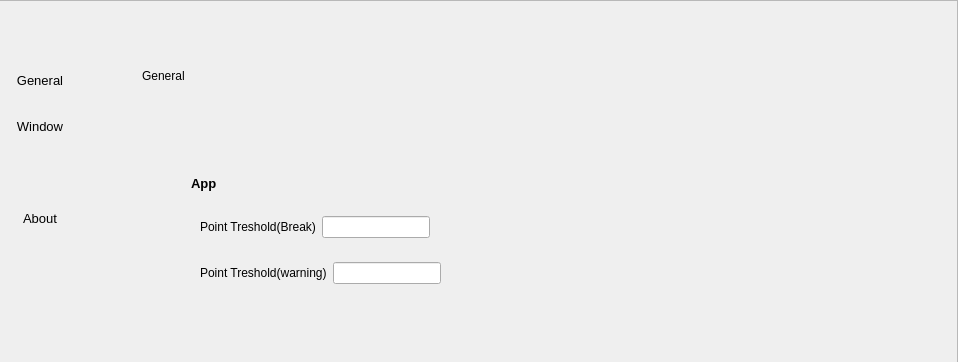
Qt form UI/main/main.ui (0CottonBuds/PyTrack) before a commit; both pictures show x 102 to 1060 and y 0 to 362 of the 1060 by 677 pixel window.
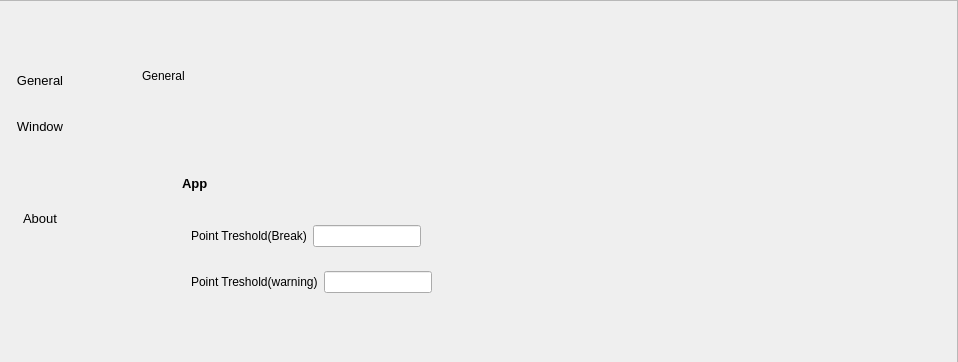
The same form after that commit. The open tabs and pages were chosen to show the change. Icons and pictures are not drawn.

Commit message: Updated main UI to use Qwidgets insted of Qframes

```diff
--- a/UI/main/main.ui
+++ b/UI/main/main.ui
@@ -532,13 +532,7 @@
              </widget>
             </item>
             <item>
-             <widget class="QFrame" name="body_container_2">
-              <property name="frameShape">
-               <enum>QFrame::NoFrame</enum>
-              </property>
-              <property name="frameShadow">
-               <enum>QFrame::Plain</enum>
-              </property>
+             <widget class="QWidget" name="body_container_2" native="true">
               <layout class="QHBoxLayout" name="horizontalLayout_3">
                <property name="spacing">
                 <number>0</number>
@@ -1397,19 +1391,13 @@
                     </widget>
                    </item>
                    <item>
-                    <widget class="QFrame" name="page_settings_stacked_widget_container">
+                    <widget class="QWidget" name="page_settings_stacked_widget_container" native="true">
                      <property name="sizePolicy">
                       <sizepolicy hsizetype="Ignored" vsizetype="Ignored">
                        <horstretch>0</horstretch>
                        <verstretch>0</verstretch>
                       </sizepolicy>
                      </property>
-                     <property name="frameShape">
-                      <enum>QFrame::NoFrame</enum>
-                     </property>
-                     <property name="frameShadow">
-                      <enum>QFrame::Raised</enum>
-                     </property>
                      <layout class="QHBoxLayout" name="horizontalLayout_14">
                       <item>
                        <widget class="QStackedWidget" name="page_settings_stacked_widget">
@@ -1419,7 +1407,7 @@
                         <widget class="QWidget" name="page_settings_stacked_widget_page_general">
                          <layout class="QVBoxLayout" name="verticalLayout_9">
                           <item>
-                           <widget class="QFrame" name="page_general_header">
+                           <widget class="QWidget" name="page_general_header" native="true">
                             <property name="minimumSize">
                              <size>
                               <width>0</width>
@@ -1432,12 +1420,6 @@
                               <height>80</height>
                              </size>
                             </property>
-                            <property name="frameShape">
-                             <enum>QFrame::NoFrame</enum>
-                            </property>
-                            <property name="frameShadow">
-                             <enum>QFrame::Raised</enum>
-                            </property>
                             <widget class="QLabel" name="label_2">
                              <property name="geometry">
                               <rect>
@@ -1457,14 +1439,8 @@
                            </widget>
                           </item>
                           <item>
-                           <widget class="QFrame" name="page_general_footer">
-                            <property name="frameShape">
-                             <enum>QFrame::NoFrame</enum>
-                            </property>
-                            <property name="frameShadow">
-                             <enum>QFrame::Raised</enum>
-                            </property>
-                            <widget class="QFrame" name="frame_10">
+                           <widget class="QWidget" name="page_general_footer" native="true">
+                            <widget class="QWidget" name="widget_10" native="true">
                              <property name="geometry">
                               <rect>
                                <x>50</x>
@@ -1473,12 +1449,6 @@
                                <height>146</height>
                               </rect>
                              </property>
-                             <property name="frameShape">
-                              <enum>QFrame::NoFrame</enum>
-                             </property>
-                             <property name="frameShadow">
-                              <enum>QFrame::Raised</enum>
-                             </property>
                              <layout class="QVBoxLayout" name="verticalLayout_12">
                               <item>
                                <widget class="QLabel" name="label_8">
@@ -1495,19 +1465,13 @@
                                </widget>
                               </item>
                               <item>
-                               <widget class="QFrame" name="frame_11">
+                               <widget class="QWidget" name="widget_11" native="true">
                                 <property name="sizePolicy">
                                  <sizepolicy hsizetype="Fixed" vsizetype="Fixed">
                                   <horstretch>0</horstretch>
                                   <verstretch>0</verstretch>
                                  </sizepolicy>
                                 </property>
-                                <property name="frameShape">
-                                 <enum>QFrame::NoFrame</enum>
-                                </property>
-                                <property name="frameShadow">
-                                 <enum>QFrame::Raised</enum>
-                                </property>
                                 <layout class="QHBoxLayout" name="horizontalLayout_16">
                                  <item>
                                   <widget class="QLabel" name="label_9">
@@ -1527,19 +1491,13 @@
                                </widget>
                               </item>
                               <item>
-                               <widget class="QFrame" name="frame_12">
+                               <widget class="QWidget" name="widget_12" native="true">
                                 <property name="sizePolicy">
                                  <sizepolicy hsizetype="Fixed" vsizetype="Fixed">
                                   <horstretch>0</horstretch>
                                   <verstretch>0</verstretch>
                                  </sizepolicy>
                                 </property>
-                                <property name="frameShape">
-                                 <enum>QFrame::NoFrame</enum>
-                                </property>
-                                <property name="frameShadow">
-                                 <enum>QFrame::Raised</enum>
-                                </property>
                                 <layout class="QHBoxLayout" name="horizontalLayout_17">
                                  <item>
                                   <widget class="QLabel" name="label_10">
```
Left out of the diff: 473 changed lines with no effect on the pictures. The commit also changes 4 other files.
